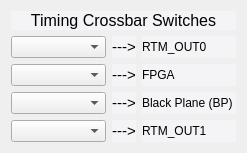
First picture: the form in new_look/timing.ui, repository cristinasewell/ATCA_PyDM_Screens, before the edit.
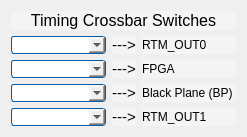
Second picture: the form after the edit. Custom widgets are drawn as their Qt base class.

Commit message: MNT - change pushButtons to lighter color when pressed, change QMenu as well

Patch:
```diff
--- a/new_look/timing.ui
+++ b/new_look/timing.ui
@@ -14,7 +14,44 @@
    <string>Form</string>
   </property>
   <property name="styleSheet">
-   <string notr="true">/* Background color of popup-list.*/ 
+   <string notr="true">QComboBox {
+   background: qlineargradient(
+   x1:0, y1:0, x2:0, y2:1,
+   stop:0 #f9f9f9,
+   stop: 0.5 #c6c6c6,
+   stop: 0.6 #dfdfdf,
+   stop:1 #f9f9f9 );
+   border-style: solid;
+   border-width: 1px;
+   border-color: rgb(0, 93, 168);
+   border-radius: 3px;
+   padding-left: 3px;
+}
+QComboBox:on {
+   border-radius: 3px;
+   background:transparent;
+}
+QComboBox::drop-down {
+   margin-right: 5px;
+}
+QComboBox QAbstractItemView::item {
+   padding: 8px 8px 8px 8px;
+}
+QComboBox QAbstractItemView {
+   background: transparent;
+}
+QComboBox QListView::item {
+   background: qradialgradient(
+   cx: 0.5, cy: -1.6, fx: 0.5, fy: 0,
+   radius: 2,
+   stop: 0 #C4C4C4,
+   stop: 1 #DBDBDB );
+   border-style: solid;
+   border-width: 1px;
+   border-color: rgb(0, 93, 168);
+   border-radius: 2px;
+}
+/* Background color of popup-list.*/ 
 QComboBox QListView{
     background-color:white;
     border:1px solid gray;
@@ -41,12 +78,12 @@
 }
 
 QPushButton {
-    background-color: rgb(156,177,182);
+    background-color: rgb(136,157,162);
     border-color: rgb(212,228,233) rgb(50,88,100) rgb(50,88,100) rgb(212,228,233);
     border-style: outset;
     border-radius: 1px;
     border-width: 2px; 
-    padding: 3px;
+    padding: 4px;
 }
 QPushButton:hover {
    background-color: rgb(106,127,132);
@@ -58,7 +95,7 @@
 	border-color: rgb(50,88,100) rgb(212,228,233) rgb(212,228,233) rgb(50,88,100);
 }
 QPushButton:checked{
-    background-color: rgb(178,190,194);
+    background-color: rgb(208,229,232);
     border-style: inset;
     border-width: 2px;
 	border-color:  rgb(112,134,142) rgb(229,233,235) rgb(239,233,235) rgb(112,134,142);
```
Left out of the diff: 2 changed lines with no effect on the pictures. The commit also changes 6 other files.
